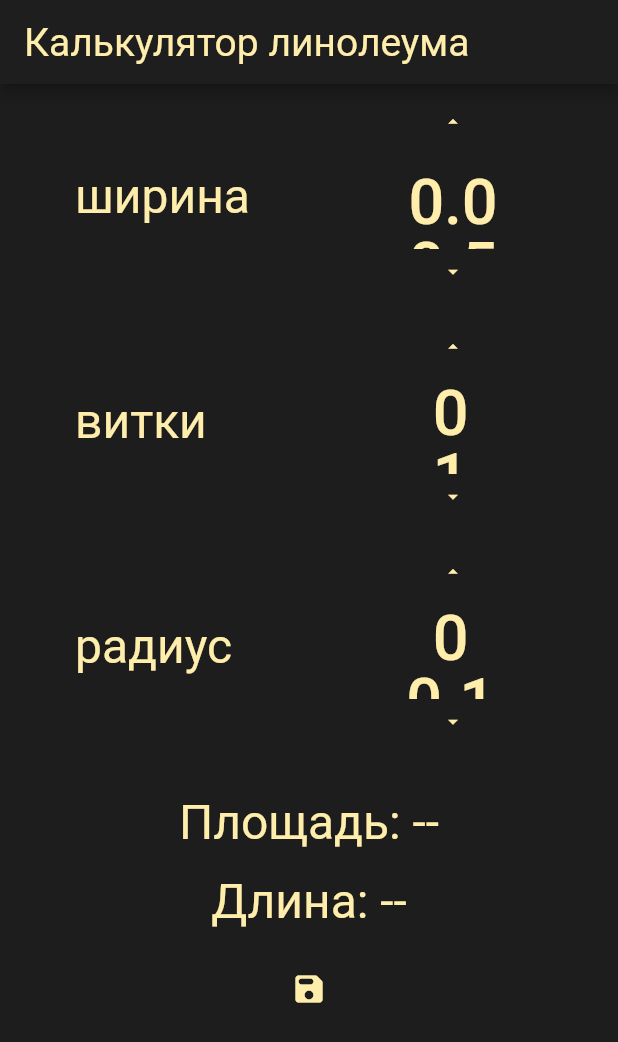
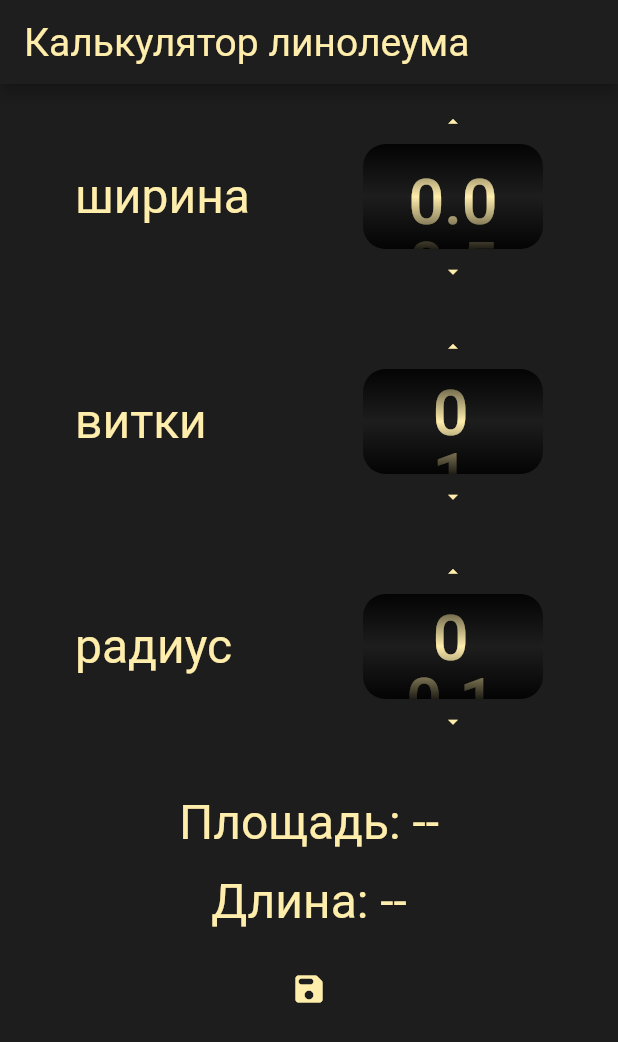
Before and after one commit to supatruparus/flutter_lin_calc, a Flutter app: the screen it shows after launch, on a phone screen of 412 x 824 dp. Shown: the top 1042 px of the screen. Run offline on Flutter 3.47's test engine with Material 2 defaults, Android fonts, the phone set to English and light mode, and no system bars; our stand-ins replace flutter_neumorphic, flutter_riverpod; missing offline and left inert: flutter_inner_shadow; Roboto replaces fonts that are missing (MontserratAlternates); project files that could hold a hidden picture were left out.

Commit message:
gradient scrollView

```diff
--- a/lib/widgets/scroll_input_v3.dart
+++ b/lib/widgets/scroll_input_v3.dart
@@ -1,6 +1,9 @@
 import 'package:flutter/material.dart';
 import 'package:flutter_neumorphic/flutter_neumorphic.dart';
 import 'package:flutter_riverpod/flutter_riverpod.dart';
+
+const Color _bgGrey = const Color.fromRGBO(29, 29, 29, 1);
+const Color _dark = const Color.fromRGBO(30, 30, 30, 1);
 
 class ScrollInputV3 extends StatelessWidget {
   ScrollInputV3(
@@ -48,7 +51,7 @@ class ScrollInputV3 extends StatelessWidget {
     pageController.addListener(() {
       debugPrint('page position = ${pageController.page}');
     });
-    return Container(
+    return SizedBox(
       height: 150,
       child: Column(
         mainAxisSize: MainAxisSize.min,
@@ -57,12 +60,13 @@ class ScrollInputV3 extends StatelessWidget {
           Flexible(flex: 1, child: _UpButton(onTap: _onUpArrow)),
           Flexible(
             flex: 3,
-            child: Container(
-              decoration: const BoxDecoration(
-                  borderRadius: BorderRadius.all(Radius.circular(15))),
+            child: SizedBox(
               width: width,
               height: height,
-              child: Center(
+              child: Stack(
+                fit: StackFit.expand,
+                children: [
+                  Center(
                     child: Consumer(builder: (context, ref, child) {
                       return PageView(
                         padEnds: true,
@@ -80,15 +84,17 @@ class ScrollInputV3 extends StatelessWidget {
                               values.length,
                               (index) => Center(
                                     child: Builder(builder: (context) {
-                                  final textController = TextEditingController(
+                                      final textController =
+                                          TextEditingController(
                                               text: (values[index]).toString());
                                       final focusNode = FocusNode();
                                       focusNode.addListener(() {
                                         if (focusNode.hasFocus) {
-                                      textController.selection = TextSelection(
+                                          textController.selection =
+                                              TextSelection(
                                                   baseOffset: 0,
-                                          extentOffset:
-                                              textController.text.length);
+                                                  extentOffset: textController
+                                                      .text.length);
                                         }
                                       });
 
@@ -104,7 +110,8 @@ class ScrollInputV3 extends StatelessWidget {
                                           onValueChanged?.call(string);
                                         },
                                         onTapOutside: (event) {
-                                      textController.text = textController.text
+                                          textController.text = textController
+                                              .text
                                               .replaceAll(',', '.');
                                           String textfieldText =
                                               textController.text;
@@ -140,6 +147,9 @@ class ScrollInputV3 extends StatelessWidget {
                         ],
                       );
                     }),
+                  ),
+                  _ForeGround(),
+                ],
               ),
             ),
           ),
@@ -191,12 +201,40 @@ class _DownButton extends StatelessWidget {
 }
 
 buttonStyle(BuildContext context) => ButtonStyle(
-      elevation: MaterialStatePropertyAll(0.0),
+      elevation: const MaterialStatePropertyAll(0.0),
       foregroundColor: MaterialStatePropertyAll(
           Theme.of(context).textTheme.bodyLarge?.color ?? Colors.white),
-      padding: MaterialStatePropertyAll(EdgeInsets.zero),
-      backgroundColor: MaterialStatePropertyAll(Colors.transparent),
+      padding: const MaterialStatePropertyAll(EdgeInsets.zero),
+      backgroundColor: const MaterialStatePropertyAll(Colors.transparent),
       // fixedSize: MaterialStateProperty.all(
       // const Size.fromHeight(10),
       // ),
     );
+
+class _ForeGround extends StatelessWidget {
+  const _ForeGround({Key? key}) : super(key: key);
+
+  @override
+  Widget build(BuildContext context) {
+    return IgnorePointer(
+      child: Container(
+        decoration: BoxDecoration(
+            gradient:
+                LinearGradient(transform: GradientRotation(1.57079633), stops: [
+              0.2,
+              0.3,
+              0.5,
+              0.7,
+              0.8
+            ], colors: [
+              Colors.black.withOpacity(0.9),
+              Colors.black.withOpacity(0.6),
+              Colors.transparent,
+              Colors.black.withOpacity(0.6),
+              Colors.black.withOpacity(0.9)
+            ]),
+            borderRadius: BorderRadius.all(Radius.circular(15))),
+      ),
+    );
+  }
+}
```
Lines whose indentation alone changed are shown as unchanged.
